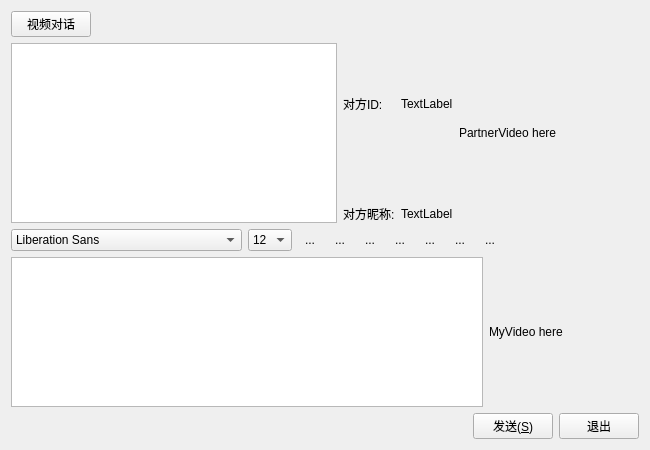
The window that Client/widget_p2p.ui (Psychim/Group5Pro) describes before a commit, drawn with Qt 5.
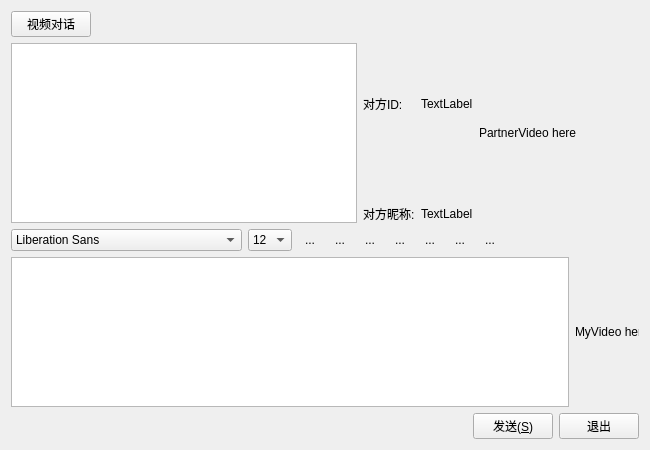
The same window after the commit. Icons and pictures are not drawn. Custom widgets are drawn as their Qt base class.

Diff of the .ui file:
```diff
--- a/Client/widget_p2p.ui
+++ b/Client/widget_p2p.ui
@@ -153,14 +153,14 @@
       <widget class="VideoLabel" name="PartnerVideo">
        <property name="minimumSize">
         <size>
-         <width>180</width>
-         <height>180</height>
+         <width>160</width>
+         <height>120</height>
         </size>
        </property>
        <property name="maximumSize">
         <size>
-         <width>180</width>
-         <height>180</height>
+         <width>160</width>
+         <height>120</height>
         </size>
        </property>
        <property name="text">
@@ -499,14 +499,14 @@
        </property>
        <property name="minimumSize">
         <size>
-         <width>150</width>
-         <height>150</height>
+         <width>64</width>
+         <height>48</height>
         </size>
        </property>
        <property name="maximumSize">
         <size>
-         <width>150</width>
-         <height>150</height>
+         <width>64</width>
+         <height>48</height>
         </size>
        </property>
        <property name="text">
```
Left out of the diff: 18 changed lines with no effect on the pictures.
